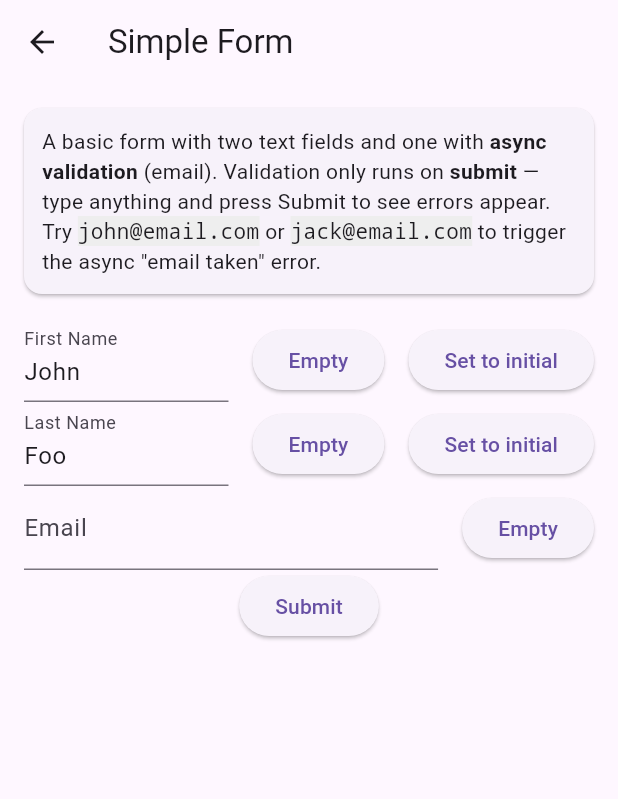
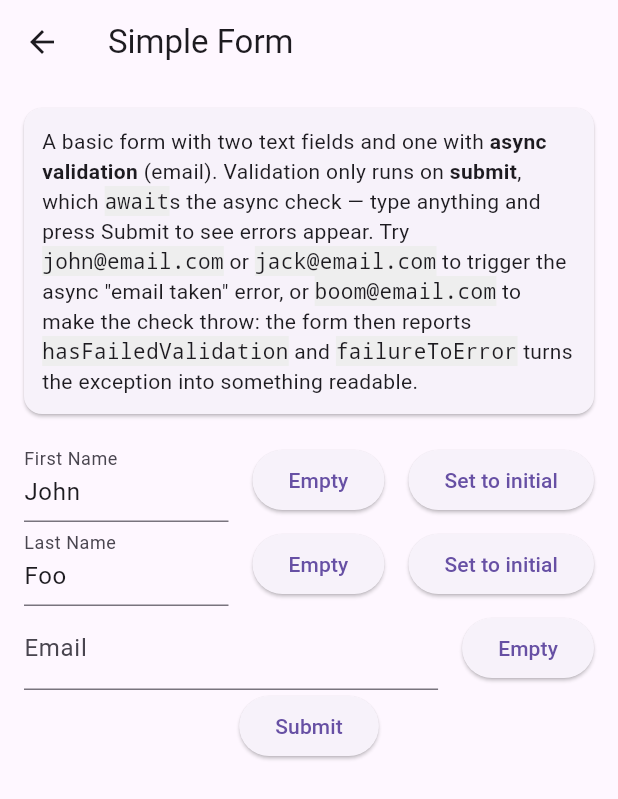
Before and after one commit to leancodepl/leancode_forms, a Flutter app: the screen it shows after launch, after a tap on "Simple Form", on a phone screen of 412 x 824 dp. Shown: the top 799 px of the screen. Run offline on Flutter 3.47's test engine with Material 3 defaults, Android fonts, the phone set to English and light mode, and no system bars.

Commit message:
refactor(example): move the example app to the new API
Updates every screen to the controller API and the async `validate()`, and adds
an optimized-rendering screen that demonstrates the builder's `child` parameter.

Co-Authored-By: Claude Opus 5 (1M context) <noreply@anthropic.com>
Claude-Session: https://claude.ai/code/session_0141bii9YkhiH3V77uRiabsU

```diff
--- a/example/lib/main.dart
+++ b/example/lib/main.dart
@@ -39,6 +39,7 @@ enum ValidationError {
   //email related
   invalidEmail,
   emailTaken,
+  emailCheckUnavailable,
 
   //quiz related
   invalidAnswer,
@@ -59,6 +60,8 @@ String validatorTranslator(ValidationError error) {
     ValidationError.doesNotMatch => 'Passwords must match',
     ValidationError.invalidEmail => 'Invalid email',
     ValidationError.emailTaken => 'Email already taken',
+    ValidationError.emailCheckUnavailable =>
+      'We could not check this email right now',
     ValidationError.invalidAnswer => 'Invalid answer',
   };
 }
--- a/example/lib/screens/complex_form.dart
+++ b/example/lib/screens/complex_form.dart
@@ -190,8 +190,8 @@ class ComplexFormController extends AdvancedFormController {
     }
   }
 
-  void submit() {
-    if (validate()) {
+  Future<void> submit() async {
+    if (await validate()) {
       debugPrint('Form is valid!');
     } else {
       debugPrint('Form is invalid!');
--- a/example/lib/screens/delivery_form.dart
+++ b/example/lib/screens/delivery_form.dart
@@ -128,8 +128,8 @@ class DeliveryListFormController extends AdvancedFormController {
     notifyListeners();
   }
 
-  void submit() {
-    if (validate()) {
+  Future<void> submit() async {
+    if (await validate()) {
       for (final consumer in deliveryList) {
         debugPrint('Consumer email: ${consumer.email.value.value}');
         debugPrint('Consumer country: ${consumer.country.value.value}');
--- a/example/lib/screens/optimized_rendering_form.dart
+++ b/example/lib/screens/optimized_rendering_form.dart
@@ -91,7 +91,7 @@ class _OptimizedRenderingForm extends StatelessWidget {
           ),
           const SizedBox(height: 24),
           ElevatedButton(
-            onPressed: controller.submit,
+            onPressed: controller.value.validating ? null : controller.submit,
             child: const Text('Submit'),
           ),
         ],
@@ -251,8 +251,8 @@ class OptimizedRenderingFormController extends AdvancedFormController {
     return takenEmail.contains(value) ? ValidationError.emailTaken : null;
   }
 
-  void submit() {
-    if (validate()) {
+  Future<void> submit() async {
+    if (await validate()) {
       debugPrint('First name: ${firstName.value.value}');
       debugPrint('Nickname: ${nickname.value.value}');
       debugPrint('Email: ${email.value.value}');
--- a/example/lib/screens/scroll_form.dart
+++ b/example/lib/screens/scroll_form.dart
@@ -135,8 +135,8 @@ class ScrollFormController extends AdvancedFormController {
   final _eventsController = StreamController<ScrollFormEvent>.broadcast();
   Stream<ScrollFormEvent> get events => _eventsController.stream;
 
-  void submit() {
-    if (validate()) {
+  Future<void> submit() async {
+    if (await validate()) {
       debugPrint('Submit successful');
     } else {
       _eventsController.add(const SubmitFailedWithErrors());
--- a/example/lib/screens/simple_form.dart
+++ b/example/lib/screens/simple_form.dart
@@ -36,13 +36,23 @@ class SimpleForm extends StatelessWidget {
               bold('async validation'),
               plain(' (email). Validation only runs on '),
               bold('submit'),
-              plain(' — type anything and press Submit to see errors appear. '
-                  'Try '),
+              plain(', which '),
+              code('await'),
+              plain('s the async check — type anything and press Submit to '
+                  'see errors appear. Try '),
               code('john@email.com'),
               plain(' or '),
               code('jack@email.com'),
-              plain(' to trigger the async "email taken" error.'),
+              plain(' to trigger the async "email taken" error, or '),
+              code('boom@email.com'),
+              plain(' to make the check throw: the form then reports '),
+              code('hasFailedValidation'),
+              plain(' and '),
+              code('failureToError'),
+              plain(' turns the exception into something readable.'),
             ]),
+            if (controller.value.hasFailedValidation)
+              const _CheckFailedBanner(),
             FormTextField(
               field: controller.firstName,
               translateError: validatorTranslator,
@@ -64,11 +74,34 @@ class SimpleForm extends StatelessWidget {
               hintText: 'Enter your email',
             ),
             ElevatedButton(
-              onPressed: controller.submit,
+              // A round is in flight, so the answer is not known yet.
+              onPressed: controller.value.validating ? null : controller.submit,
               child: const Text('Submit'),
             ),
           ],
         ),
+      ),
+    );
+  }
+}
+
+/// One banner for the whole form, driven by
+/// [AdvancedFormState.hasFailedValidation]. Not sticky — the next submit
+/// retries every failed round.
+class _CheckFailedBanner extends StatelessWidget {
+  const _CheckFailedBanner();
+
+  @override
+  Widget build(BuildContext context) {
+    final theme = Theme.of(context);
+    return Container(
+      width: double.infinity,
+      margin: const EdgeInsets.symmetric(vertical: 8),
+      padding: const EdgeInsets.all(12),
+      color: theme.colorScheme.errorContainer,
+      child: Text(
+        'Some checks could not be completed. Press Submit to try again.',
+        style: TextStyle(color: theme.colorScheme.onErrorContainer),
       ),
     );
   }
@@ -96,19 +129,28 @@ class SimpleFormController extends AdvancedFormController {
   late final email = AdvancedTextFieldController(
     validator: filled(ValidationError.empty),
     asyncValidation: AsyncValidation(
-      validator: _onEmailChanged,
+      validator: _checkEmail,
       debounce: const Duration(milliseconds: 500),
+      timeout: const Duration(seconds: 5),
+      // Opt in to showing something when the check itself falls over. Without
+      // it the field carries no code and only the form-level banner speaks.
+      failureToError: (error, stackTrace) =>
+          ValidationError.emailCheckUnavailable,
     ),
   );
 
-  Future<ValidationError?> _onEmailChanged(String value) async {
+  Future<ValidationError?> _checkEmail(String value) async {
     final takenEmail = ['john@email.com', 'jack@email.com'];
     await Future<void>.delayed(const Duration(milliseconds: 700));
+    if (value == 'boom@email.com') {
+      throw StateError('the email service is down');
+    }
     return takenEmail.contains(value) ? ValidationError.emailTaken : null;
   }
 
-  void submit() {
-    if (validate(enableAutovalidate: false)) {
+  Future<void> submit() async {
+    // `await` is what makes this a guarantee: it runs the async validators too.
+    if (await validate(enableAutovalidate: false)) {
       debugPrint('First name: ${firstName.value.value}');
       debugPrint('Last name: ${lastName.value.value}');
       debugPrint('Email: ${email.value.value}');
```
Also changed, not shown: example/lib/screens/password_form.dart (+8 -5 lines).
